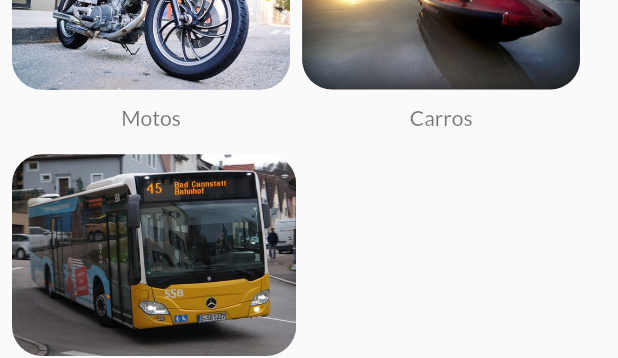
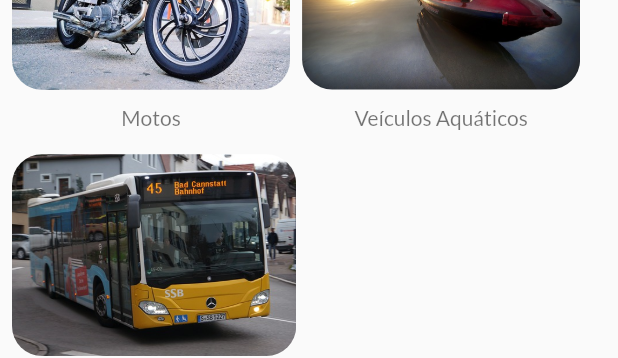
Before and after one commit to lucaspossati/iWash, a Flutter app: the Pesquisar widget shown alone on an empty page, opened directly, on a phone screen of 412 x 824 dp. Shown: the part 414-772 px from the top of the screen. Run offline on Flutter 3.47's test engine with Material 2 defaults, Android fonts, the phone set to English and light mode, and no system bars; our stand-ins replace geolocator, google_fonts, google_maps_flutter.

Commit message:
Correção

```diff
--- a/lib/pesquisar.dart
+++ b/lib/pesquisar.dart
@@ -179,7 +179,7 @@ class _PesquisarState extends State<Pesquisar> {
                             Row(
                               children: [
                                 Text(
-                                  'Carros',
+                                  'Veículos Aquáticos',
                                   style: GoogleFonts.lato(
                                     fontWeight: FontWeight.w500,
                                     color: Colors.black54,
```
